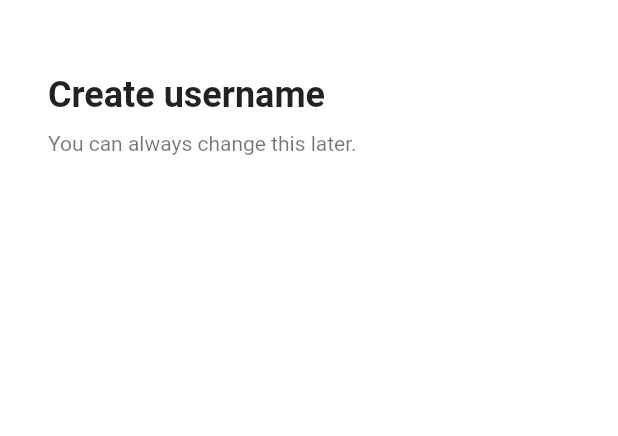
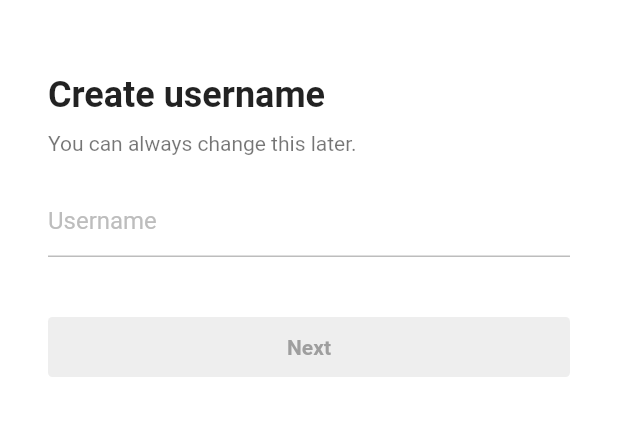
Before and after one commit to GTAEKI/tictokclone, a Flutter app: the screen it shows after launch, after a tap on "Use phone or email", on a phone screen of 412 x 824 dp, the part 58-494 px from its top. Run offline on Flutter 3.47's test engine with Material 2 defaults, Android fonts, the phone set to English and light mode, and no system bars; our stand-ins replace font_awesome_flutter.

Commit message:
third commit

```diff
--- a/lib/authentication/screens/sign_up_screen.dart
+++ b/lib/authentication/screens/sign_up_screen.dart
@@ -37,13 +37,13 @@ class SignUpScreen extends StatelessWidget {
                 textAlign: TextAlign.center,
               ),
               Gaps.v16,
-              AuthBotton(
-                  screen: UserName(),
+              AuthButton(
+                  screen: UserNameScreen(),
                   icon: FaIcon(FontAwesomeIcons.user),
                   authtext: 'Use phone or email'),
               Gaps.v16,
-              AuthBotton(
-                  screen: UserName(),
+              AuthButton(
+                  screen: UserNameScreen(),
                   icon: FaIcon(FontAwesomeIcons.apple),
                   authtext: 'Continue with Apple'),
             ],
--- a/lib/authentication/screens/username_screen.dart
+++ b/lib/authentication/screens/username_screen.dart
@@ -1,9 +1,48 @@
 import 'package:flutter/material.dart';
+import 'package:tiktok_clone/authentication/screens/email_screen.dart';
+import 'package:tiktok_clone/authentication/widget/form_button.dart';
 import 'package:tiktok_clone/constants/gaps.dart';
 import 'package:tiktok_clone/constants/sizes.dart';
 
-class UserName extends StatelessWidget {
-  const UserName({super.key});
+class UserNameScreen extends StatefulWidget {
+  const UserNameScreen({super.key});
+
+  @override
+  State<UserNameScreen> createState() => _UserNameScreenState();
+}
+
+class _UserNameScreenState extends State<UserNameScreen> {
+  final TextEditingController _userNameController = TextEditingController();
+
+  String _userName = "";
+
+  @override
+  void initState() {
+    // TODO: implement initState
+    super.initState();
+    _userNameController.addListener(() {
+      _userName = _userNameController.text;
+      setState(() {});
+    });
+  }
+
+  @override
+  void dispose() {
+    _userNameController.dispose();
+    super.dispose();
+  }
+
+  void onEmailTap() {
+    if (_userName.isEmpty) {
+      return;
+    } else {
+      Navigator.of(context).push(
+        MaterialPageRoute(
+          builder: (context) => const EmailScreen(),
+        ),
+      );
+    }
+  }
 
   @override
   Widget build(BuildContext context) {
@@ -17,18 +56,43 @@ class UserName extends StatelessWidget {
         padding: const EdgeInsets.all(Sizes.size32),
         child: Column(
           crossAxisAlignment: CrossAxisAlignment.start,
-          children: const [
-            Text(
+          children: [
+            const Text(
               "Create username",
               style: TextStyle(
                   fontSize: Sizes.size24, fontWeight: FontWeight.w700),
             ),
             Gaps.v10,
-            Text(
+            const Text(
               'You can always change this later.',
               style: TextStyle(fontSize: Sizes.size14, color: Colors.black54),
               textAlign: TextAlign.center,
             ),
+            Gaps.v20,
+            TextField(
+              controller: _userNameController,
+              decoration: InputDecoration(
+                hintText: "Username",
+                hintStyle: TextStyle(
+                  color: Colors.grey.shade400,
+                ),
+                enabledBorder: UnderlineInputBorder(
+                  borderSide: BorderSide(
+                    color: Colors.grey.shade400,
+                  ),
+                ),
+                focusedBorder: UnderlineInputBorder(
+                  borderSide: BorderSide(
+                    color: Colors.grey.shade400,
+                  ),
+                ),
+              ),
+              cursorColor: Theme.of(context).primaryColor,
+            ),
+            Gaps.v40,
+            GestureDetector(
+                onTap: onEmailTap,
+                child: FormButton(disabled: _userName.isEmpty)),
           ],
         ),
       ),
--- a/lib/authentication/widget/auth_botton.dart
+++ b/lib/authentication/widget/auth_botton.dart
@@ -2,19 +2,19 @@ import 'package:flutter/material.dart';
 import 'package:font_awesome_flutter/font_awesome_flutter.dart';
 import 'package:tiktok_clone/constants/sizes.dart';
 
-class AuthBotton extends StatelessWidget {
+class AuthButton extends StatelessWidget {
   final String authtext;
   final FaIcon icon;
   final screen;
 
-  const AuthBotton({
+  const AuthButton({
     super.key,
     required this.authtext,
     required this.icon,
     required this.screen,
   });
 
-  void onAuthBotton(BuildContext context) {
+  void onAuthButton(BuildContext context) {
     Navigator.of(context).push(
       MaterialPageRoute(
         builder: (context) => screen,
@@ -25,7 +25,7 @@ class AuthBotton extends StatelessWidget {
   @override
   Widget build(BuildContext context) {
     return GestureDetector(
-      onTap: () => onAuthBotton(context),
+      onTap: () => onAuthButton(context),
       child: FractionallySizedBox(
         widthFactor: 1,
         child: Container(
--- /dev/null
+++ b/lib/authentication/widget/form_button.dart
@@ -0,0 +1,39 @@
+import 'package:flutter/material.dart';
+import 'package:tiktok_clone/constants/sizes.dart';
+
+class FormButton extends StatelessWidget {
+  const FormButton({
+    super.key,
+    required this.disabled,
+  });
+
+  final bool disabled;
+
+  @override
+  Widget build(BuildContext context) {
+    return FractionallySizedBox(
+      widthFactor: 1,
+      child: AnimatedContainer(
+        padding: const EdgeInsets.all(Sizes.size12),
+        decoration: BoxDecoration(
+          borderRadius: BorderRadius.circular(Sizes.size3),
+          color:
+              disabled ? Colors.grey.shade200 : Theme.of(context).primaryColor,
+        ),
+        duration: const Duration(milliseconds: 500),
+        child: AnimatedDefaultTextStyle(
+          duration: const Duration(milliseconds: 500),
+          style: TextStyle(
+            color: disabled ? Colors.grey.shade500 : Colors.white,
+            fontSize: Sizes.size14,
+            fontWeight: FontWeight.w600,
+          ),
+          child: const Text(
+            "Next",
+            textAlign: TextAlign.center,
+          ),
+        ),
+      ),
+    );
+  }
+}
```
Also changed, not shown: lib/authentication/screens/birthday_screen.dart (added, +10 -0 lines), lib/authentication/screens/email_screen.dart (added, +113 -0 lines), lib/authentication/screens/log_in_screen.dart (+4 -4 lines), lib/authentication/screens/password_screen.dart (added, +190 -0 lines).
